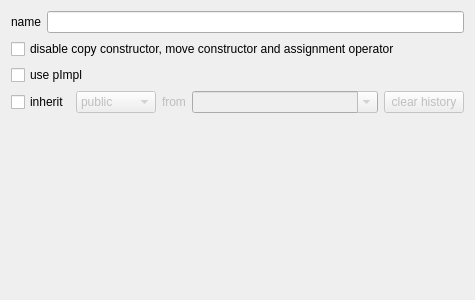
Ulle84/UllesSourceCode, file CodeCreator/Class.ui: the form before one commit.
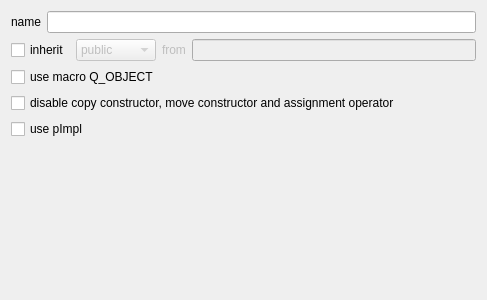
The form after the commit.

Commit message: + Class: AutoCompletion of Base Name, use Q_OBJECT-Macro

```diff
--- a/CodeCreator/Class.ui
+++ b/CodeCreator/Class.ui
@@ -6,7 +6,7 @@
    <rect>
     <x>0</x>
     <y>0</y>
-    <width>475</width>
+    <width>487</width>
     <height>300</height>
    </rect>
   </property>
@@ -28,20 +28,6 @@
      </item>
     </layout>
    </item>
-   <item>
-    <widget class="QCheckBox" name="checkBoxDisableCopy">
-     <property name="text">
-      <string>disable copy constructor, move constructor and assignment operator</string>
-     </property>
-    </widget>
-   </item>
-   <item>
-    <widget class="QCheckBox" name="checkBoxUsePimpl">
-     <property name="text">
-      <string>use pImpl</string>
-     </property>
-    </widget>
-   </item>
    <item>
     <layout class="QHBoxLayout" name="horizontalLayout_3">
      <item>
@@ -96,30 +82,34 @@
          </widget>
         </item>
         <item>
-         <widget class="QComboBox" name="comboBoxBaseClass">
-          <property name="sizePolicy">
-           <sizepolicy hsizetype="MinimumExpanding" vsizetype="Fixed">
-            <horstretch>0</horstretch>
-            <verstretch>0</verstretch>
-           </sizepolicy>
-          </property>
-          <property name="editable">
-           <bool>true</bool>
-          </property>
-         </widget>
-        </item>
-        <item>
-         <widget class="QPushButton" name="pushButtonClearHistory">
-          <property name="text">
-           <string>clear history</string>
-          </property>
-         </widget>
+         <widget class="QLineEdit" name="lineEditBaseClass"/>
         </item>
        </layout>
       </widget>
      </item>
     </layout>
    </item>
+   <item>
+    <widget class="QCheckBox" name="checkBoxQObject">
+     <property name="text">
+      <string>use macro Q_OBJECT</string>
+     </property>
+    </widget>
+   </item>
+   <item>
+    <widget class="QCheckBox" name="checkBoxDisableCopy">
+     <property name="text">
+      <string>disable copy constructor, move constructor and assignment operator</string>
+     </property>
+    </widget>
+   </item>
+   <item>
+    <widget class="QCheckBox" name="checkBoxUsePimpl">
+     <property name="text">
+      <string>use pImpl</string>
+     </property>
+    </widget>
+   </item>
    <item>
     <spacer name="verticalSpacer">
      <property name="orientation">
```
The commit also changes 18 other files.
